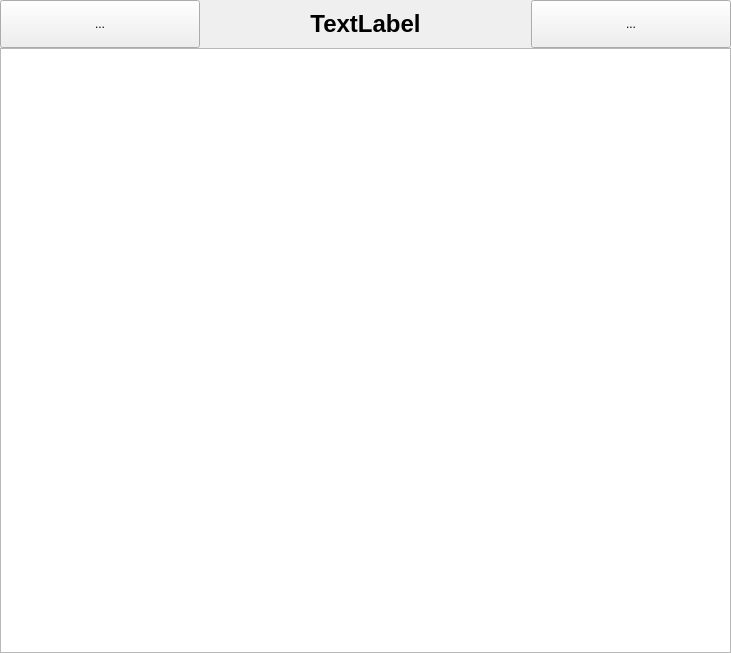
Qt form bulmages/bulmatpv/plugins/pluginbt_articulograficodb/artgraficosdbbase.ui (eboladev/Bulmages-1) before a commit.
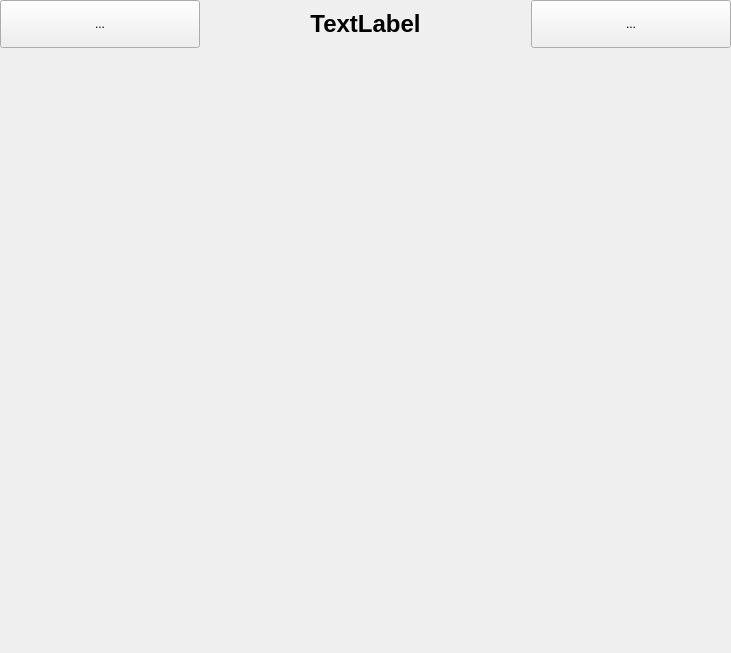
The same form after that commit. Icons and pictures are not drawn.

Diff of the .ui file:
```diff
--- a/bulmages/bulmatpv/plugins/pluginbt_articulograficodb/artgraficosdbbase.ui
+++ b/bulmages/bulmatpv/plugins/pluginbt_articulograficodb/artgraficosdbbase.ui
@@ -13,10 +13,7 @@
   <property name="windowTitle">
    <string>Form</string>
   </property>
-  <layout class="QVBoxLayout">
-   <property name="spacing">
-    <number>0</number>
-   </property>
+  <layout class="QGridLayout" name="gridLayout">
    <property name="margin">
     <number>0</number>
    </property>
@@ -119,11 +116,30 @@
      </layout>
     </widget>
    </item>
-   <item>
-    <widget class="QTableWidget" name="mui_list">
-     <property name="focusPolicy">
-      <enum>Qt::NoFocus</enum>
+   <item row="1" column="0">
+    <widget class="QScrollArea" name="mui_render">
+     <property name="frameShape">
+      <enum>QFrame::NoFrame</enum>
      </property>
+     <property name="verticalScrollBarPolicy">
+      <enum>Qt::ScrollBarAlwaysOff</enum>
+     </property>
+     <property name="horizontalScrollBarPolicy">
+      <enum>Qt::ScrollBarAlwaysOff</enum>
+     </property>
+     <property name="widgetResizable">
+      <bool>true</bool>
+     </property>
+     <widget class="QWidget" name="scrollAreaWidgetContents">
+      <property name="geometry">
+       <rect>
+        <x>0</x>
+        <y>0</y>
+        <width>731</width>
+        <height>601</height>
+       </rect>
+      </property>
+     </widget>
     </widget>
    </item>
   </layout>
```
Left out of the diff: 2 changed lines with no effect on the pictures.
